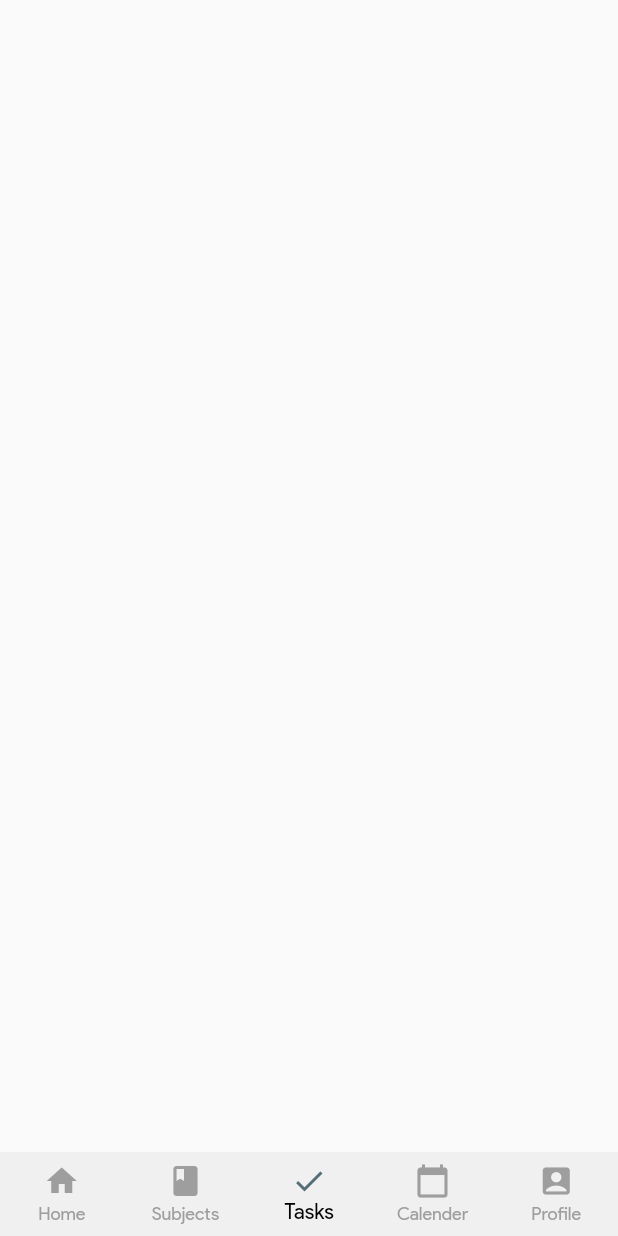
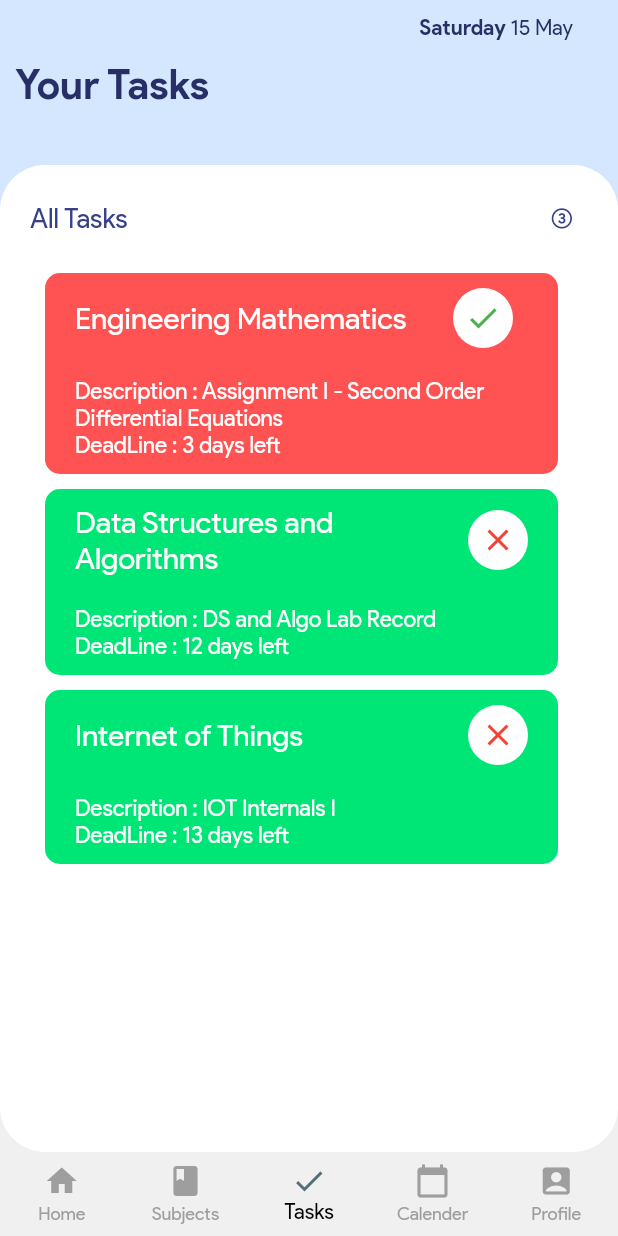
Before and after one commit to RoshanJose7/remind_me, a Flutter app: the MainApp screen opened directly, item 3 of the bottom bar chosen, on a phone screen of 412 x 824 dp. Run offline on Flutter 3.47's test engine with Material 2 defaults, Android fonts, the phone set to English and light mode, and no system bars; our stand-ins replace liquid_swipe.

Commit message:
Add: Tasks Page

```diff
--- a/lib/MainApp.dart
+++ b/lib/MainApp.dart
@@ -6,7 +6,7 @@ import 'package:remind_me/pages/Home.dart';
 import 'package:remind_me/pages/Calender.dart';
 import 'package:remind_me/pages/ProfilePage.dart';
 import 'package:remind_me/pages/AllSubjects.dart';
-import 'package:remind_me/pages/Assignments.dart';
+import 'package:remind_me/pages/Tasks.dart';
 
 class MainApp extends StatefulWidget {
   @override
@@ -36,7 +36,7 @@ class _MainAppState extends State<MainApp> {
         pushToTasksPage: pushToTasksPage,
       ),
       AllSubjects(),
-      AssignmentsPage(),
+      TasksPage(),
       CalenderPage(),
       ProfilePage(),
     ];
--- a/lib/components/DayClass.dart
+++ b/lib/components/DayClass.dart
@@ -41,7 +41,7 @@ class DayClass extends StatelessWidget {
                   ),
                   const SizedBox(width: 10),
                   Text(
-                    time.split(" ")[1],
+                    time,
                     style: TextStyle(
                       fontWeight: FontWeight.w900,
                       fontSize: 12,
--- a/lib/components/SubjectCard.dart
+++ b/lib/components/SubjectCard.dart
@@ -6,7 +6,7 @@ class SubjectCard extends StatelessWidget {
   final String duration;
   final String professorName;
   final String roomName;
-  final List timeSlots;
+  final List<TimeOfDay?> timeSlots;
 
   SubjectCard({
     required this.duration,
@@ -181,7 +181,9 @@ class SubjectCard extends StatelessWidget {
                     onPressed: () => {},
                     child: Tooltip(
                       key: _toolTipKey[i],
-                      message: timeSlots[i] ?? "No Class",
+                      message: timeSlots[i] == null
+                          ? "No Class"
+                          : "${timeSlots[i]!.hour}:${timeSlots[i]!.minute == 0 ? '00' : timeSlots[i]!.minute}",
                       child: Column(
                         mainAxisAlignment: MainAxisAlignment.center,
                         children: [
--- /dev/null
+++ b/lib/components/TaskDetailCard.dart
@@ -0,0 +1,106 @@
+import 'package:flutter/material.dart';
+
+class TaskDetailCard extends StatefulWidget {
+  bool isCompleted;
+  String subject;
+  String description;
+  DateTime deadLine;
+
+  TaskDetailCard({
+    required this.isCompleted,
+    required this.subject,
+    required this.deadLine,
+    required this.description,
+  });
+
+  @override
+  _TaskDetailCardState createState() => _TaskDetailCardState();
+}
+
+class _TaskDetailCardState extends State<TaskDetailCard> {
+  @override
+  Widget build(BuildContext context) {
+    return Container(
+      padding: EdgeInsets.symmetric(vertical: 10, horizontal: 20),
+      margin: EdgeInsets.symmetric(vertical: 5, horizontal: 10),
+      decoration: BoxDecoration(
+        color: widget.isCompleted
+            ? Colors.greenAccent[400]
+            : Colors.redAccent[200],
+        borderRadius: BorderRadius.circular(10),
+      ),
+      child: Column(
+        crossAxisAlignment: CrossAxisAlignment.start,
+        children: [
+          Row(
+            mainAxisAlignment: MainAxisAlignment.spaceBetween,
+            children: [
+              Expanded(
+                child: Text(
+                  widget.subject,
+                  style: TextStyle(
+                    color: Colors.white,
+                    fontSize: 20,
+                    fontWeight: FontWeight.w400,
+                  ),
+                ),
+              ),
+              const SizedBox(width: 5),
+              Row(
+                children: [
+                  !widget.isCompleted
+                      ? Container(
+                          margin: EdgeInsets.only(right: 10),
+                          decoration: BoxDecoration(
+                            color: Colors.white,
+                            borderRadius: BorderRadius.circular(20),
+                          ),
+                          width: 40,
+                          height: 40,
+                          child: IconButton(
+                            icon: Icon(
+                              Icons.check,
+                              color: Colors.green,
+                            ),
+                            onPressed: () {},
+                          ),
+                        )
+                      : Container(
+                          decoration: BoxDecoration(
+                            color: Colors.white,
+                            borderRadius: BorderRadius.circular(20),
+                          ),
+                          width: 40,
+                          height: 40,
+                          child: IconButton(
+                            icon: Icon(
+                              Icons.close,
+                              color: Colors.red,
+                            ),
+                            onPressed: () {},
+                          ),
+                        ),
+                ],
+              ),
+            ],
+          ),
+          const SizedBox(height: 20),
+          Text(
+            "Description : ${widget.description}",
+            style: TextStyle(
+              color: Colors.white,
+              fontSize: 15,
+            ),
+          ),
+          Text(
+            "DeadLine : ${widget.deadLine.day - DateTime.now().day} days left",
+            style: TextStyle(
+              color: Colors.white,
+              fontSize: 15,
+            ),
+          ),
+        ],
+      ),
+    );
+  }
+}
--- a/lib/models/Subject.dart
+++ b/lib/models/Subject.dart
@@ -1,9 +1,11 @@
+import 'package:flutter/material.dart';
+
 class Subject {
   late String duration;
   late String subjectName;
   late String professorName;
   late String roomName;
-  late List timeSlots;
+  late List<TimeOfDay?> timeSlots;
 
   Subject({
     required this.duration,
--- /dev/null
+++ b/lib/models/Task.dart
@@ -0,0 +1,13 @@
+class Task {
+  bool isCompleted;
+  String subject;
+  String description;
+  DateTime deadLine;
+
+  Task({
+    required this.isCompleted,
+    required this.subject,
+    required this.deadLine,
+    required this.description,
+  });
+}
--- a/lib/pages/Assignments.dart
+++ /dev/null
@@ -1,15 +0,0 @@
-import 'package:flutter/material.dart';
-
-class AssignmentsPage extends StatefulWidget {
-  @override
-  _AssignmentsPageState createState() => _AssignmentsPageState();
-}
-
-class _AssignmentsPageState extends State<AssignmentsPage> {
-  @override
-  Widget build(BuildContext context) {
-    return SafeArea(
-      child: Container(),
-    );
-  }
-}
--- a/lib/pages/Home.dart
+++ b/lib/pages/Home.dart
@@ -6,8 +6,8 @@ import 'package:remind_me/pages/Calender.dart';
 import 'package:remind_me/shared/globals.dart';
 
 class HomePage extends StatefulWidget {
-  Function pushToAllSubjectsPage;
-  Function pushToTasksPage;
+  final Function pushToAllSubjectsPage;
+  final Function pushToTasksPage;
 
   HomePage(
       {required this.pushToAllSubjectsPage, required this.pushToTasksPage});
@@ -26,6 +26,10 @@ class _HomePageState extends State<HomePage> {
   @override
   void dispose() {
     super.dispose();
+  }
+
+  int getDaysLeft(DateTime deadLine) {
+    return deadLine.day - DateTime.now().day;
   }
 
   @override
@@ -218,9 +222,8 @@ class _HomePageState extends State<HomePage> {
                                       itemBuilder:
                                           (BuildContext context, int idx) {
                                         return ClassCard(
-                                          time: CalenderPage
-                                                  .classesToday[idx].timeSlots[
-                                              DateTime.now().weekday - 1],
+                                          time:
+                                              "${CalenderPage.classesToday[idx].timeSlots[DateTime.now().weekday - 1]!.hour}:${CalenderPage.classesToday[idx].timeSlots[DateTime.now().weekday - 1]!.minute == 0 ? '00' : CalenderPage.classesToday[idx].timeSlots[DateTime.now().weekday - 1]!.minute}",
                                           subjectName: CalenderPage
                                               .classesToday[idx].subjectName,
                                           roomName: CalenderPage
@@ -290,9 +293,9 @@ class _HomePageState extends State<HomePage> {
                                     itemBuilder:
                                         (BuildContext context, int idx) {
                                       return TaskCard(
-                                        days: Global.tasks[idx]['days'],
-                                        subjectName: Global.tasks[idx]
-                                            ['subjectName'],
+                                        days: getDaysLeft(
+                                            Global.tasks[idx].deadLine),
+                                        subjectName: Global.tasks[idx].subject,
                                       );
                                     },
                                   ),
--- /dev/null
+++ b/lib/pages/Tasks.dart
@@ -0,0 +1,152 @@
+import 'package:flutter/material.dart';
+import 'package:remind_me/components/TaskDetailCard.dart';
+import 'package:remind_me/shared/globals.dart';
+
+class TasksPage extends StatefulWidget {
+  @override
+  _TasksPageState createState() => _TasksPageState();
+}
+
+class _TasksPageState extends State<TasksPage> {
+  @override
+  Widget build(BuildContext context) {
+    final double height = MediaQuery.of(context).size.height;
+    final double width = MediaQuery.of(context).size.width;
+
+    return SafeArea(
+      child: Stack(
+        fit: StackFit.loose,
+        children: [
+          Container(
+            height: height,
+            width: width,
+            child: Stack(
+              children: [
+                Container(
+                  height: height,
+                  width: width,
+                  padding: EdgeInsets.only(
+                    left: 10,
+                    right: 10,
+                    top: 40,
+                  ),
+                  decoration: BoxDecoration(
+                    gradient: LinearGradient(
+                      colors: [
+                        Color(0xFFD4E7FE),
+                        Color(0xFFF0F0F0),
+                      ],
+                      begin: Alignment.topCenter,
+                      end: Alignment.bottomCenter,
+                      stops: [0.6, 0.3],
+                    ),
+                  ),
+                  child: Text(
+                    "Your Tasks",
+                    style: TextStyle(
+                      color: Color(0xFF272F66),
+                      fontSize: 27,
+                      fontWeight: FontWeight.w600,
+                    ),
+                  ),
+                ),
+                Positioned(
+                  top: 10,
+                  right: 30,
+                  child: Container(
+                    child: Row(
+                      mainAxisAlignment: MainAxisAlignment.end,
+                      children: [
+                        Text(
+                          Global.days[DateTime.now().weekday - 1],
+                          style: TextStyle(
+                            color: Color(0xFF272F66),
+                            fontWeight: FontWeight.bold,
+                            fontSize: 14,
+                          ),
+                        ),
+                        Text(
+                          " ${DateTime.now().day} ${Global.months[DateTime.now().month - 1]}",
+                          style: TextStyle(
+                            color: Color(0xFF272F66),
+                            fontSize: 14,
+                            fontWeight: FontWeight.normal,
+                          ),
+                        ),
+                      ],
+                    ),
+                  ),
+                ),
+              ],
+            ),
+          ),
+          Positioned(
+            top: 110,
+            bottom: 0,
+            child: Container(
+              padding: EdgeInsets.only(
+                top: 15,
+                right: 10,
+                bottom: 10,
+              ),
+              height: height - 160,
+              width: width,
+              decoration: BoxDecoration(
+                color: Colors.white,
+                borderRadius: BorderRadius.circular(30),
+              ),
+              child: Column(
+                children: [
+                  Container(
+                    width: double.infinity,
+                    height: height - 191,
+                    padding: EdgeInsets.symmetric(vertical: 10, horizontal: 20),
+                    child: Column(
+                      children: [
+                        Row(
+                          mainAxisAlignment: MainAxisAlignment.spaceBetween,
+                          crossAxisAlignment: CrossAxisAlignment.center,
+                          children: [
+                            Text(
+                              "All Tasks",
+                              style: TextStyle(
+                                color: Color(0xFF37408A),
+                                fontSize: 18,
+                              ),
+                            ),
+                            Text(
+                              "(${Global.tasks.length})",
+                              style: TextStyle(
+                                color: Color(0xFF37408A),
+                                fontSize: 18,
+                              ),
+                            ),
+                          ],
+                        ),
+                        const SizedBox(height: 20),
+                        Expanded(
+                          flex: 4,
+                          child: ListView.builder(
+                            itemCount: Global.tasks.length,
+                            itemBuilder: (context, idx) {
+                              return TaskDetailCard(
+                                deadLine: Global.tasks[idx].deadLine,
+                                description: Global.tasks[idx].description,
+                                isCompleted: Global.tasks[idx].isCompleted,
+                                subject: Global.tasks[idx].subject,
+                              );
+                            },
+                          ),
+                        ),
+                      ],
+                    ),
+                  )
+                ],
+              ),
+            ),
+          ),
+        ],
+      ),
+    );
+  }
+}
--- a/lib/shared/globals.dart
+++ b/lib/shared/globals.dart
@@ -1,4 +1,6 @@
+import 'package:flutter/material.dart';
 import 'package:remind_me/models/Subject.dart';
+import 'package:remind_me/models/Task.dart';
 
 class Global {
   static String userName = "Jose";
@@ -12,11 +14,11 @@ class Global {
       roomName: "Computer Science Engineering:Room C1, 2nd floor",
       timeSlots: [
         null,
-        "AM 08:00",
+        TimeOfDay(hour: 8, minute: 0),
         null,
         null,
         null,
-        "PM 12:00",
+        TimeOfDay(hour: 12, minute: 0),
         null,
       ],
     ),
@@ -27,11 +29,11 @@ class Global {
       roomName: "Electronics and Communication:Room A3, 2nd floor",
       timeSlots: [
         null,
-        "AM 09:00",
-        "AM 10:00",
+        TimeOfDay(hour: 09, minute: 0),
+        TimeOfDay(hour: 10, minute: 0),
         null,
         null,
-        null,
+        TimeOfDay(hour: 15, minute: 0),
         null,
       ],
     ),
@@ -42,10 +44,10 @@ class Global {
       roomName: "Engineering Mathematics:Room B4, 2st floor",
       timeSlots: [
         null,
-        "PM 03:00",
+        TimeOfDay(hour: 08, minute: 0),
         null,
         null,
-        "AM 09:00",
+        TimeOfDay(hour: 10, minute: 10),
         null,
         null,
       ],
@@ -78,19 +80,25 @@ class Global {
     "Dec",
   ];
 
-  static List tasks = [
-    {
-      'days': 3,
-      'subjectName': "Engineering Mathematics Assignment - I",
-    },
-    {
-      'days': 10,
-      'subjectName': "Data Structures and Algorithms Record",
-    },
-    {
-      'days': 7,
-      'subjectName': "Internet of Things Internals",
-    },
+  static List<Task> tasks = [
+    Task(
+      isCompleted: false,
+      subject: "Engineering Mathematics",
+      description: "Assignment I - Second Order Differential Equations",
+      deadLine: DateTime(2021, 5, 18, 10, 30),
+    ),
+    Task(
+      isCompleted: true,
+      subject: "Data Structures and Algorithms",
+      description: "DS and Algo Lab Record",
+      deadLine: DateTime(2021, 5, 27, 10, 30),
+    ),
+    Task(
+      isCompleted: true,
+      subject: "Internet of Things",
+      description: "IOT Internals I",
+      deadLine: DateTime(2021, 5, 28, 10, 30),
+    ),
   ];
 
   static int start = int.parse(
--- a/pubspec.yaml
+++ b/pubspec.yaml
@@ -12,6 +12,7 @@ dependencies:
   cupertino_icons: ^1.0.2
   liquid_swipe: ^2.1.0
   animations: ^2.0.0
+  flutter_datetime_picker: ^1.5.1
 
 dev_dependencies:
   flutter_test:
```
Also changed, not shown: lib/components/CalenderTimeLine.dart (+10 -10 lines), lib/components/ClassCard.dart (+22 -23 lines), lib/pages/AddSubject.dart (+12 -7 lines), lib/pages/AddTask.dart (added, +15 -0 lines), lib/pages/Calender.dart (+5 -4 lines), pubspec.lock.
